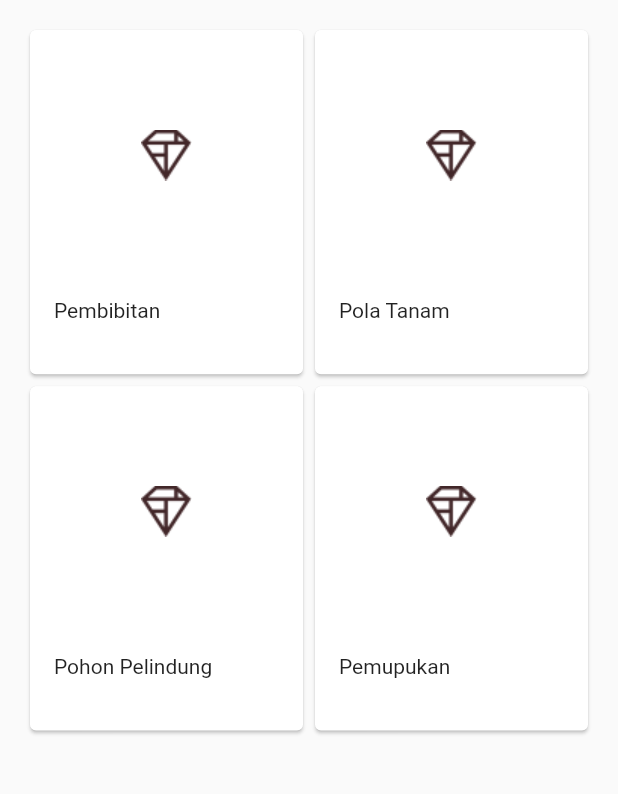
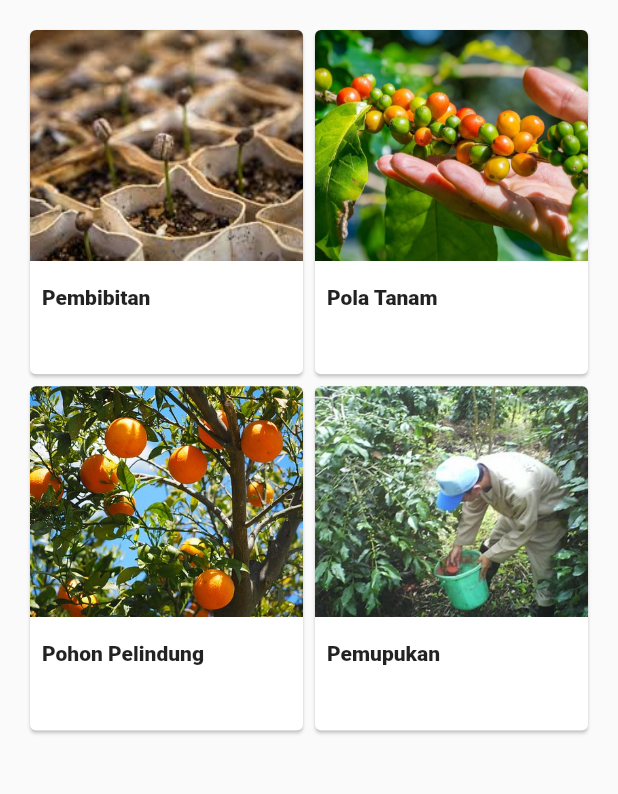
Before and after one commit to markopi-indonesia/markopi_mobile, a Flutter app: the screen it shows after launch, on a phone screen of 412 x 824 dp, the part 213-1007 px from its top. Run offline on Flutter 3.47's test engine with Material 2 defaults, Android fonts, the phone set to English and light mode, and no system bars.

Commit message:
Add image for card menu

```diff
--- a/lib/home.dart
+++ b/lib/home.dart
@@ -57,15 +57,15 @@ class HomePage extends StatelessWidget {
                       crossAxisAlignment: CrossAxisAlignment.start,
                       children: <Widget>[
                         AspectRatio(
-                          aspectRatio: 12.0 / 11.0,
-                          child: Image.asset('assets/diamond.png'),
+                          aspectRatio: 13.0 / 11.0,
+                          child: Image.asset('assets/pembibitan.jpeg', fit: BoxFit.cover),
                         ),
                         Padding(
-                          padding: EdgeInsets.fromLTRB(16.0, 12.0, 16.0, 8.0),
+                          padding: EdgeInsets.fromLTRB(8.0, 16.0, 16.0, 8.0),
                           child: Column(
                             crossAxisAlignment: CrossAxisAlignment.start,
                             children: <Widget>[
-                              Text('Pembibitan'),
+                              Text('Pembibitan', style: TextStyle(fontWeight: FontWeight.w900)),
                             ],
                           ),
                         ),
@@ -78,15 +78,15 @@ class HomePage extends StatelessWidget {
                       crossAxisAlignment: CrossAxisAlignment.start,
                       children: <Widget>[
                         AspectRatio(
-                          aspectRatio: 12.0 / 11.0,
-                          child: Image.asset('assets/diamond.png'),
+                          aspectRatio: 13.0 / 11.0,
+                          child: Image.asset('assets/pola_tanam.jpeg', fit: BoxFit.cover),
                         ),
                         Padding(
-                          padding: EdgeInsets.fromLTRB(16.0, 12.0, 16.0, 8.0),
+                          padding: EdgeInsets.fromLTRB(8.0, 16.0, 16.0, 8.0),
                           child: Column(
                             crossAxisAlignment: CrossAxisAlignment.start,
                             children: <Widget>[
-                              Text('Pola Tanam'),
+                              Text('Pola Tanam', style: TextStyle(fontWeight: FontWeight.w900)),
                             ],
                           ),
                         ),
@@ -99,15 +99,15 @@ class HomePage extends StatelessWidget {
                       crossAxisAlignment: CrossAxisAlignment.start,
                       children: <Widget>[
                         AspectRatio(
-                          aspectRatio: 12.0 / 11.0,
-                          child: Image.asset('assets/diamond.png'),
+                          aspectRatio: 13.0 / 11.0,
+                          child: Image.asset('assets/pohon_pelindung.jpeg', fit: BoxFit.cover),
                         ),
                         Padding(
-                          padding: EdgeInsets.fromLTRB(16.0, 12.0, 16.0, 8.0),
+                          padding: EdgeInsets.fromLTRB(8.0, 16.0, 16.0, 8.0),
                           child: Column(
                             crossAxisAlignment: CrossAxisAlignment.start,
                             children: <Widget>[
-                              Text('Pohon Pelindung'),
+                              Text('Pohon Pelindung', style: TextStyle(fontWeight: FontWeight.w900)),
                             ],
                           ),
                         ),
@@ -120,15 +120,15 @@ class HomePage extends StatelessWidget {
                       crossAxisAlignment: CrossAxisAlignment.start,
                       children: <Widget>[
                         AspectRatio(
-                          aspectRatio: 12.0 / 11.0,
-                          child: Image.asset('assets/diamond.png'),
+                          aspectRatio: 13.0 / 11.0,
+                          child: Image.asset('assets/pemupukan_kopi.jpg', fit: BoxFit.cover),
                         ),
                         Padding(
-                          padding: EdgeInsets.fromLTRB(16.0, 12.0, 16.0, 8.0),
+                          padding: EdgeInsets.fromLTRB(8.0, 16.0, 16.0, 8.0),
                           child: Column(
                             crossAxisAlignment: CrossAxisAlignment.start,
                             children: <Widget>[
-                              Text('Pemupukan'),
+                              Text('Pemupukan', style: TextStyle(fontWeight: FontWeight.w900)),
                             ],
                           ),
                         ),
--- a/pubspec.yaml
+++ b/pubspec.yaml
@@ -46,6 +46,10 @@ flutter:
   #  - images/a_dot_ham.jpeg
   assets:
     - assets/diamond.png
+    - assets/pembibitan.jpeg
+    - assets/pemupukan_kopi.jpg
+    - assets/pohon_pelindung.jpeg
+    - assets/pola_tanam.jpeg
 
   # An image asset can refer to one or more resolution-specific "variants", see
   # https://flutter.io/assets-and-images/#resolution-aware.
```
Also changed, not shown: assets/pembibitan.jpeg (added), assets/pemupukan_kopi.jpg (added), assets/pohon_pelindung.jpeg (added), assets/pola_tanam.jpeg (added).
